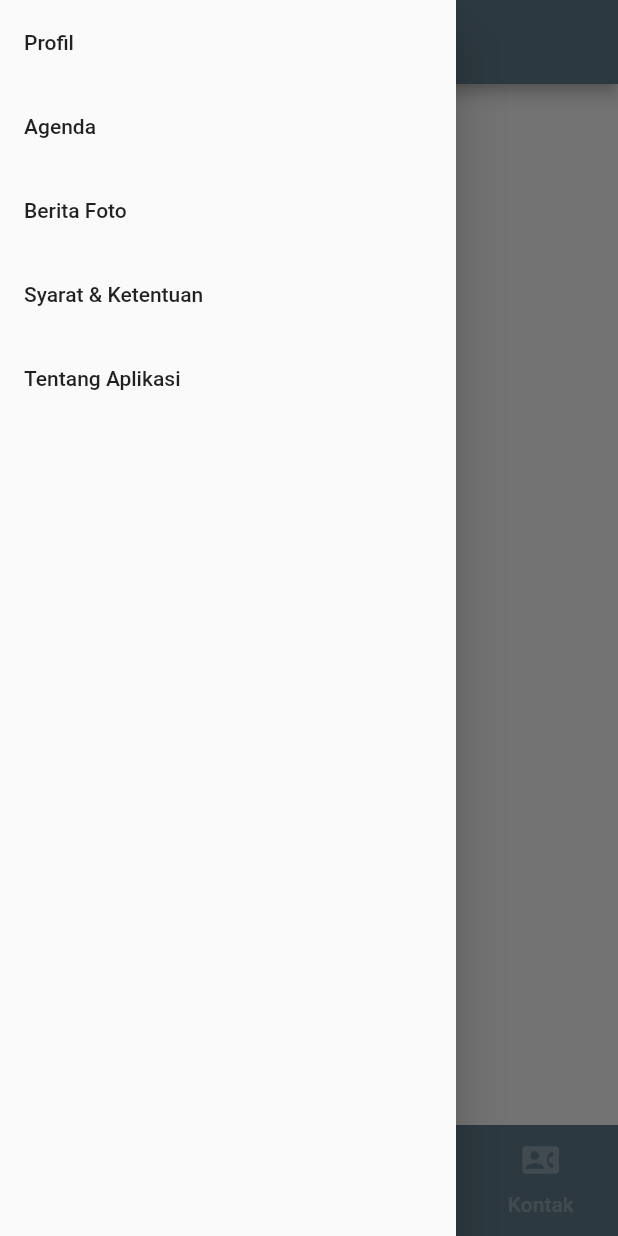
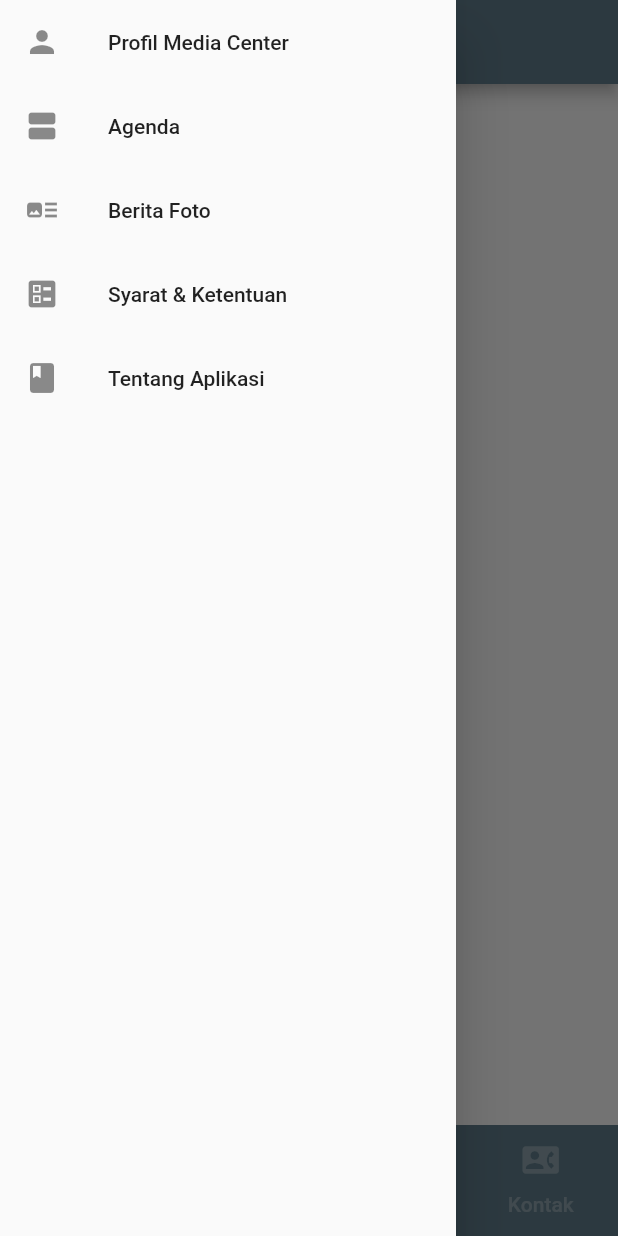
Before and after one commit to hussainsyachnuralam/Buleta, a Flutter app: the screen it shows after launch, with the side drawer open, on a phone screen of 412 x 824 dp. Run offline on Flutter 3.47's test engine with Material 2 defaults, Android fonts, the light colour scheme and no system bars.

Commit message:
editing drawer

```diff
--- a/buleta_flutter/lib/widgets/maintab.dart
+++ b/buleta_flutter/lib/widgets/maintab.dart
@@ -47,22 +47,27 @@ class MainTab extends StatelessWidget {
           child: ListView(
             children: [
               ListTile(
-                title: Text("Profil"),
+                leading: Icon(Icons.person),
+                title: Text("Profil Media Center"),
                 onTap: () {},
               ),
               ListTile(
+                leading: Icon(Icons.view_agenda),
                 title: Text("Agenda"),
                 onTap: () {},
               ),
               ListTile(
+                leading: Icon(Icons.art_track),
                 title: Text("Berita Foto"),
                 onTap: () {},
               ),
               ListTile(
+                leading: Icon(Icons.ballot),
                 title: Text("Syarat & Ketentuan"),
                 onTap: () {},
               ),
               ListTile(
+                leading: Icon(Icons.book),
                 title: Text("Tentang Aplikasi"),
                 onTap: () {},
               ),
```
